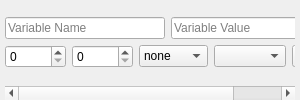
textbrowser/glitch, file UI/Arduino/glitch-object-variable-arduino.ui: the form before one commit.
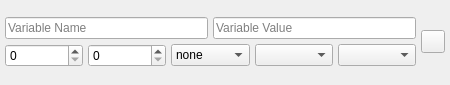
The form after the commit. Icons and pictures are not drawn.

Commit message: Variable object.

Patch:
```diff
--- a/UI/Arduino/glitch-object-variable-arduino.ui
+++ b/UI/Arduino/glitch-object-variable-arduino.ui
@@ -6,8 +6,8 @@
    <rect>
     <x>0</x>
     <y>0</y>
-    <width>300</width>
-    <height>100</height>
+    <width>450</width>
+    <height>85</height>
    </rect>
   </property>
   <property name="windowTitle">
@@ -30,36 +30,6 @@
     <number>0</number>
    </property>
    <item>
-    <widget class="QScrollArea" name="scrollArea">
-     <property name="frameShape">
-      <enum>QFrame::NoFrame</enum>
-     </property>
-     <property name="widgetResizable">
-      <bool>true</bool>
-     </property>
-     <widget class="QWidget" name="scrollAreaWidgetContents">
-      <property name="geometry">
-       <rect>
-        <x>0</x>
-        <y>0</y>
-        <width>430</width>
-        <height>79</height>
-       </rect>
-      </property>
-      <layout class="QVBoxLayout" name="verticalLayout_2">
-       <property name="leftMargin">
-        <number>0</number>
-       </property>
-       <property name="topMargin">
-        <number>0</number>
-       </property>
-       <property name="rightMargin">
-        <number>0</number>
-       </property>
-       <property name="bottomMargin">
-        <number>0</number>
-       </property>
-       <item>
         <layout class="QGridLayout" name="gridLayout">
          <item row="0" column="0">
           <layout class="QHBoxLayout" name="horizontalLayout">
@@ -195,10 +165,6 @@
           </layout>
          </item>
         </layout>
-       </item>
-      </layout>
-     </widget>
-    </widget>
    </item>
   </layout>
  </widget>
```
Lines whose indentation alone changed are shown as unchanged. The commit also changes 1 other file.
